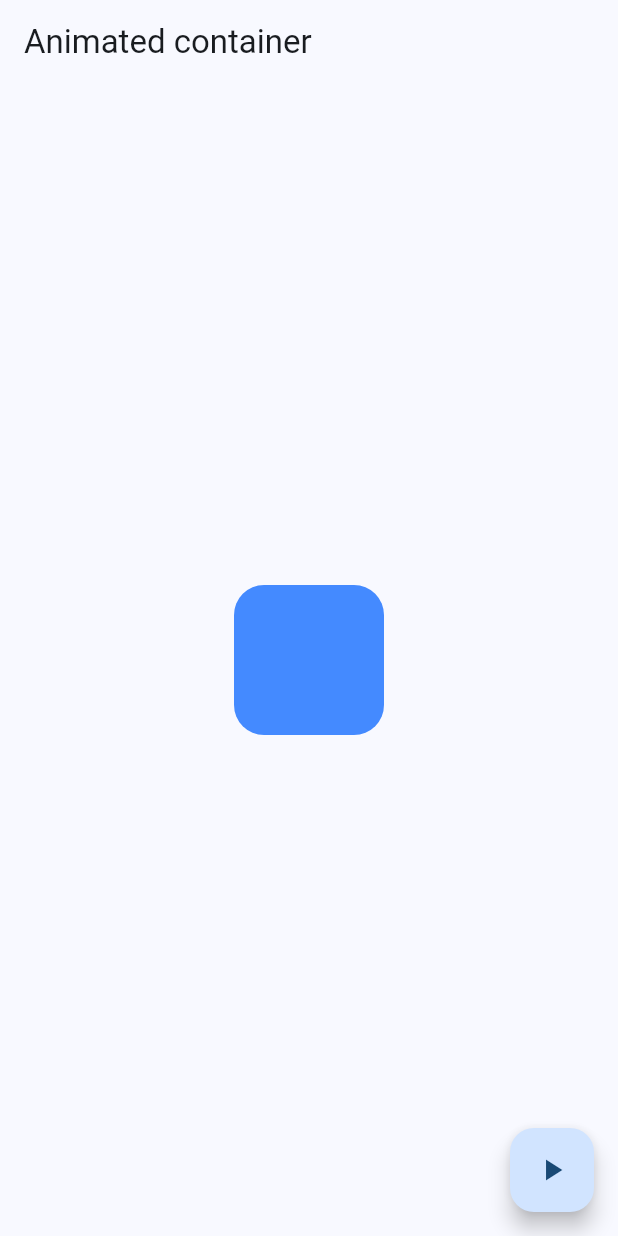
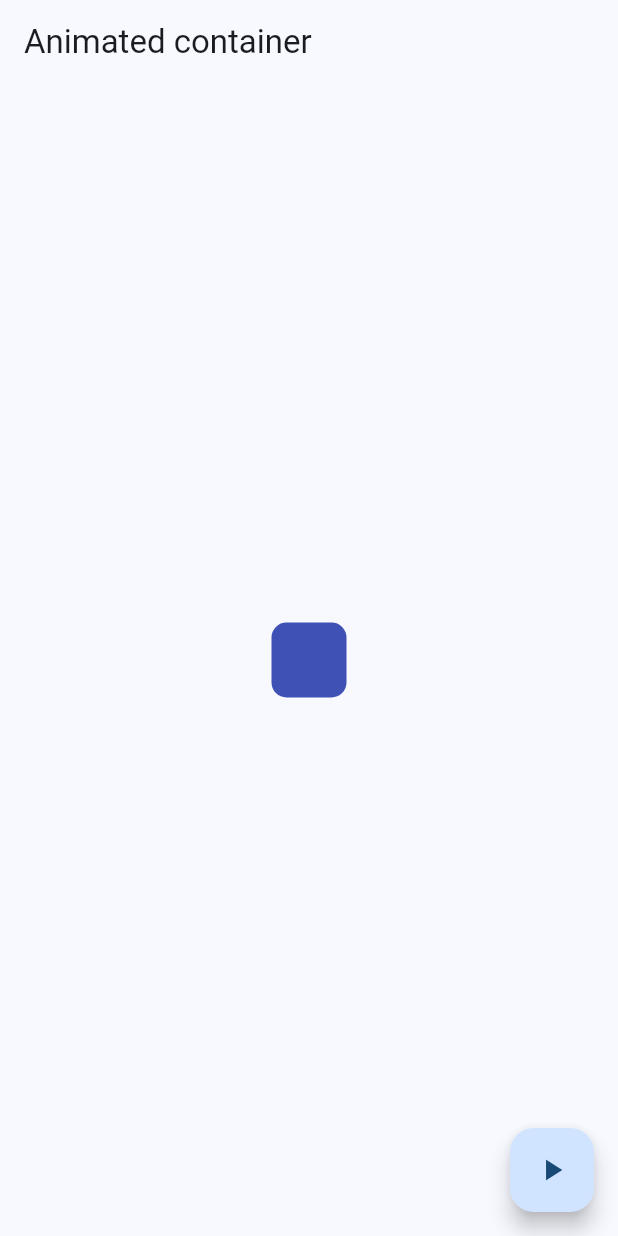
Before and after one commit to Danieruone/widgets-app, a Flutter app: the AnimatedContainerScreen screen opened by its route, on a phone screen of 412 x 824 dp. Run offline on Flutter 3.47's test engine with Material 3 defaults, Android fonts, the phone set to English and light mode, and no system bars; our stand-ins replace go_router.

Commit message:
:sparkles: Add custom properties

```diff
--- a/lib/presentation/screens/animated/animated_container_screen.dart
+++ b/lib/presentation/screens/animated/animated_container_screen.dart
@@ -1,7 +1,18 @@
 import 'package:flutter/material.dart';
 
-class AnimatedContainerScreen extends StatelessWidget {
+class AnimatedContainerScreen extends StatefulWidget {
   const AnimatedContainerScreen({super.key});
+
+  @override
+  State<AnimatedContainerScreen> createState() =>
+      _AnimatedContainerScreenState();
+}
+
+class _AnimatedContainerScreenState extends State<AnimatedContainerScreen> {
+  double width = 50;
+  double height = 50;
+  Color color = Colors.indigo;
+  double borderRadius = 10;
 
   @override
   Widget build(BuildContext context) {
@@ -13,10 +24,10 @@ class AnimatedContainerScreen extends StatelessWidget {
           child: AnimatedContainer(
         duration: const Duration(milliseconds: 400),
         curve: Curves.easeOutCubic,
-        width: 100,
-        height: 100,
+        width: width,
+        height: height,
         decoration: BoxDecoration(
-            color: Colors.blueAccent, borderRadius: BorderRadius.circular(20)),
+            color: color, borderRadius: BorderRadius.circular(borderRadius)),
       )),
       floatingActionButton: FloatingActionButton(
         onPressed: () {},
```
